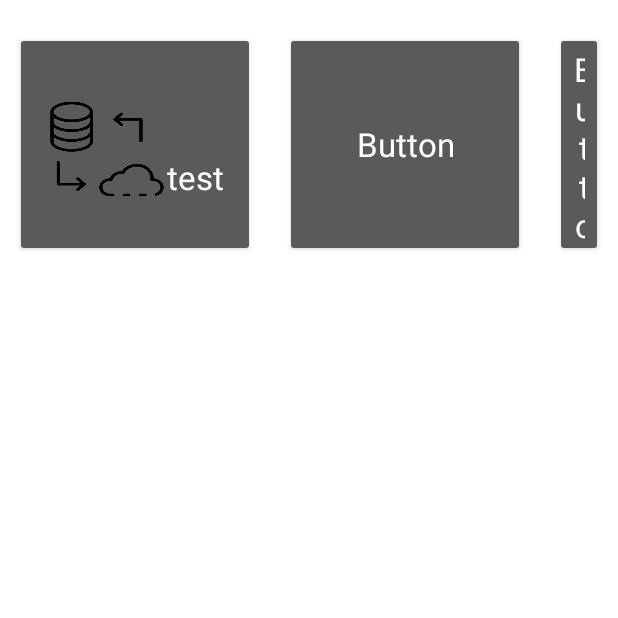
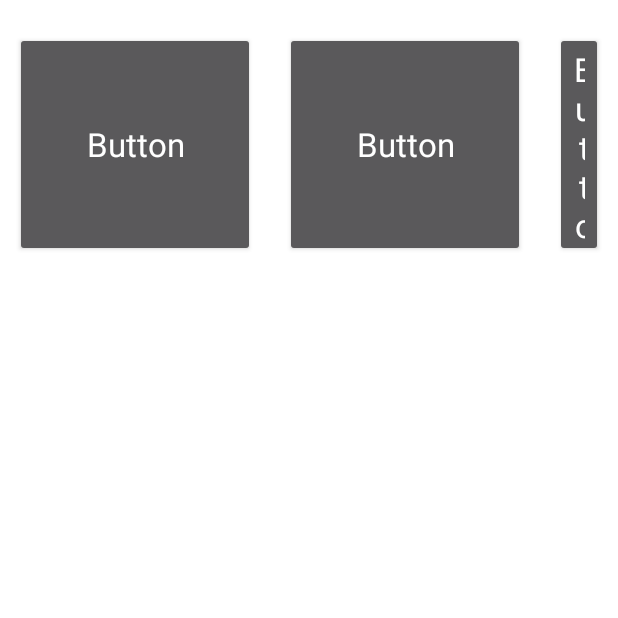
Before and after one commit to jiangjiangjiangseana/zenbrary-intelligent-librarian, an Android app: the Activity screen opened directly, with no data from a screen before it, on a phone screen of 412 x 824 dp, the top half of it. Run offline under Robolectric (Android 15) with nearby library versions, the phone set to English and light mode, and no system bars; libraries missing offline, so code that uses them is left out: com.asus.robotframework; 2 statements that could not run were skipped.

Commit message:
set button

```diff
--- a/ZenboDialogSample/src/main/java/com/asus/zenbodialogsample/Activity.java
+++ b/ZenboDialogSample/src/main/java/com/asus/zenbodialogsample/Activity.java
@@ -26,30 +26,34 @@ public class Activity extends RobotActivity {
         activityInfoText.setTextSize(20);
 
         Intent it = this.getIntent();
+
         String resCurrentDate = it.getStringExtra("rescurrentDate");
         String resFirstWeek = it.getStringExtra("resfirstWeek");
         String resSecondWeek = it.getStringExtra("ressecWeek");
-        System.out.println("Success to Activity with: "+resCurrentDate+" "+resFirstWeek+ " "+resSecondWeek);
+//        System.out.println("Success to Activity with: "+resCurrentDate+" "+resFirstWeek+ " "+resSecondWeek);
+
+        // set button
+        Button button1 = (Button) findViewById(R.id.button1);
 
 
-        Html.ImageGetter imgGetter = new Html.ImageGetter() {
-            @Override
-            public Drawable getDrawable(String source) {
-                Drawable drawable = null;
-                drawable = Activity.this.getResources().getDrawable(
-                        Integer.parseInt(source)
-                );
-                drawable.setBounds(0,0,120,100);
-                return drawable;
-
-            }
-        };
-
-        Button button1 = (Button) findViewById(R.id.button1);
-
-        Spanned span = Html.fromHtml("<img src=\""+R.drawable.cloud_server+"\"/><font color = \"ffffff\">test</font>",imgGetter,null);
-        button1.setText(span);
-
+//        Html.ImageGetter imgGetter = new Html.ImageGetter() {
+//            @Override
+//            public Drawable getDrawable(String source) {
+//                Drawable drawable = null;
+//                drawable = Activity.this.getResources().getDrawable(
+//                        Integer.parseInt(source)
+//                );
+//                drawable.setBounds(0,0,120,100);
+//                return drawable;
+//
+//            }
+//        };
+//
+//        Button button1 = (Button) findViewById(R.id.button1);
+//
+//        Spanned span = Html.fromHtml("<img src=\""+R.drawable.cloud_server+"\"/><font color = \"ffffff\">test</font>",imgGetter,null);
+//        button1.setText(span);
+//
     }
 
     @Override
```
